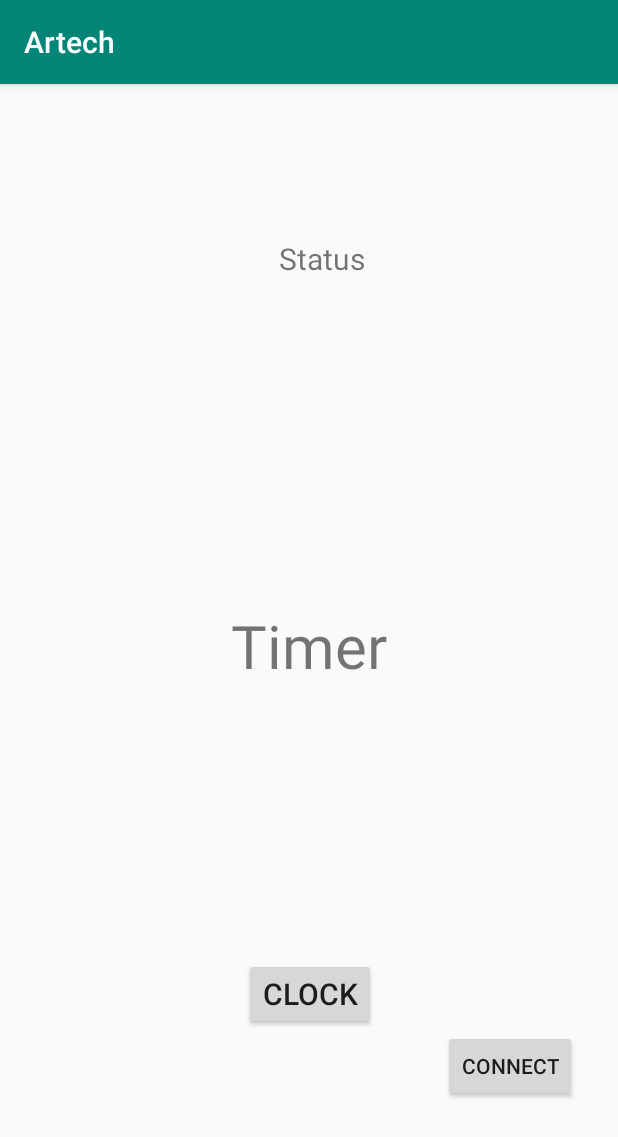
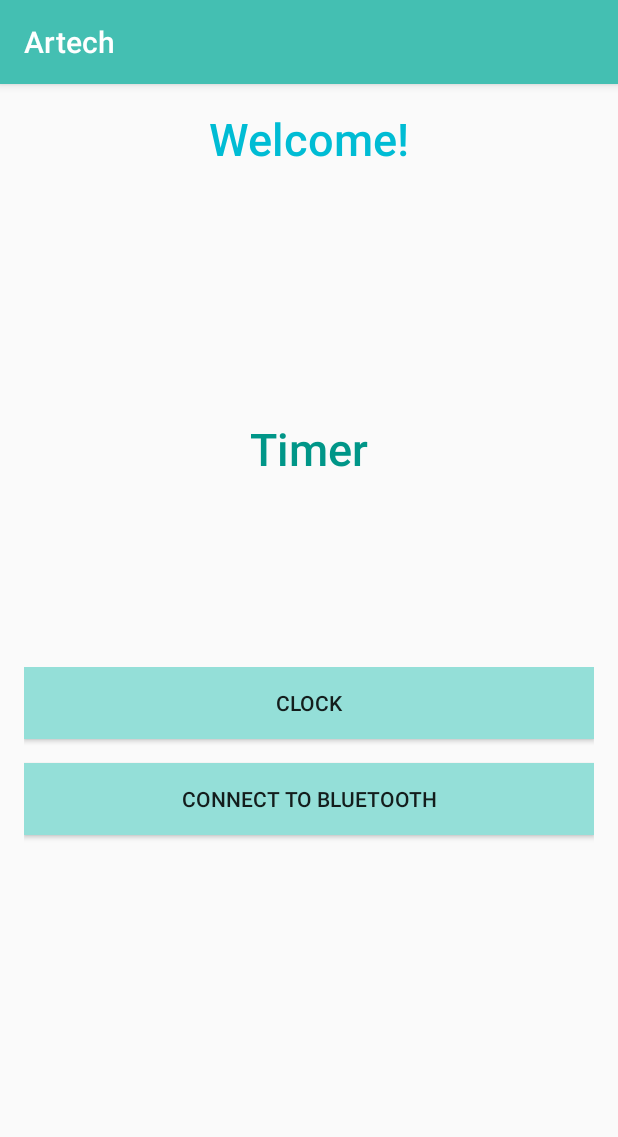
Before and after one commit to caja1694/Artech, an Android app: the screen it shows after launch (MainActivity), on a phone screen of 412 x 824 dp. Shown: the top 1137 px of the screen. Run offline under Robolectric (Android 15) with nearby library versions, the phone set to English and light mode, and no system bars; our stand-ins replace Firebase (no records; nobody signed in at launch, a user with empty details on screens opened directly).

Commit message:
editMainActivityLayoutv1

```diff
--- a/app/build.gradle
+++ b/app/build.gradle
@@ -23,7 +23,7 @@ dependencies {
     implementation fileTree(dir: 'libs', include: ['*.jar'])
     implementation "com.android.support:support-compat:28.0.0"
     implementation 'androidx.appcompat:appcompat:1.0.0-beta01'
-    implementation 'androidx.constraintlayout:constraintlayout:1.1.2'
+    implementation 'androidx.constraintlayout:constraintlayout:2.0.0-beta2'
     implementation 'com.google.firebase:firebase-database:19.1.0'
     implementation 'com.google.firebase:firebase-messaging:20.0.0'
     testImplementation 'junit:junit:4.12'
--- a/app/src/main/res/layout/activity_main.xml
+++ b/app/src/main/res/layout/activity_main.xml
@@ -1,71 +1,103 @@
 <?xml version="1.0" encoding="utf-8"?>
-<androidx.constraintlayout.widget.ConstraintLayout xmlns:android="http://schemas.android.com/apk/res/android"
+<LinearLayout xmlns:android="http://schemas.android.com/apk/res/android"
     xmlns:app="http://schemas.android.com/apk/res-auto"
     xmlns:tools="http://schemas.android.com/tools"
+    android:orientation="vertical"
     android:layout_width="match_parent"
     android:layout_height="match_parent"
-    tools:context=".MainActivity">
+    android:paddingLeft="16dp"
+    android:paddingTop="16dp"
+    android:paddingRight="16dp"
+    android:paddingBottom="16dp">
+
+
+    <LinearLayout
+        android:layout_width="match_parent"
+        android:layout_height="wrap_content"
+        android:orientation="vertical"
+        android:layout_weight="0.25">
+
+        <TextView
+            android:id="@+id/welcome"
+            android:layout_width="match_parent"
+            android:layout_height="wrap_content"
+            android:fontFamily="sans-serif-medium"
+            android:text="@string/welcome"
+            android:textAlignment="center"
+            android:textColor="#00BCD4"
+            android:textSize="30sp" />
 
         <TextView
             android:id="@+id/status"
-        android:layout_width="wrap_content"
+            android:layout_width="match_parent"
             android:layout_height="wrap_content"
-        android:layout_marginStart="185dp"
-        android:layout_marginTop="98dp"
-        android:layout_marginEnd="168dp"
-        android:layout_marginBottom="213dp"
-        android:gravity="center"
-        android:text="Status"
-        android:textSize="20dp"
-        app:layout_constraintBottom_toTopOf="@+id/countdownTimer"
-        app:layout_constraintEnd_toEndOf="parent"
-        app:layout_constraintStart_toStartOf="parent"
-        app:layout_constraintTop_toTopOf="parent" />
+            android:fontFamily="sans-serif-medium"
+            android:text=""
+            android:textAlignment="center"
+            android:textColor="#009688"
+            android:textSize="30sp" />
+
+
+    </LinearLayout>
+    <LinearLayout
+        android:layout_width="match_parent"
+        android:layout_height="wrap_content"
+        android:orientation="horizontal"
+        android:layout_weight="0.25">
 
         <TextView
             android:id="@+id/countdownTimer"
-        android:layout_width="wrap_content"
+            android:layout_width="match_parent"
             android:layout_height="wrap_content"
-        android:layout_marginStart="153dp"
-        android:layout_marginTop="338dp"
-        android:layout_marginEnd="154dp"
-        android:layout_marginBottom="172dp"
-        android:gravity="center"
-        android:text="Timer"
-        android:textSize="40dp"
-        app:layout_constraintBottom_toTopOf="@+id/clock_in_button"
-        app:layout_constraintEnd_toEndOf="parent"
-        app:layout_constraintStart_toStartOf="parent"
-        app:layout_constraintTop_toTopOf="parent" />
+            android:fontFamily="sans-serif-medium"
+            android:text="@string/Timer"
+            android:textAlignment="center"
+            android:textColor="#009688"
+            android:textSize="30sp" />
+
+
+
+
+
+    </LinearLayout>
+
+    <LinearLayout
+        android:layout_width="match_parent"
+        android:layout_height="wrap_content"
+        android:orientation="vertical"
+        android:layout_weight="0.25">
 
         <Button
             android:id="@+id/clock_in_button"
-        android:layout_width="wrap_content"
+            android:layout_width="match_parent"
             android:layout_height="wrap_content"
-        android:layout_marginStart="162dp"
-        android:layout_marginTop="564dp"
-        android:layout_marginEnd="161dp"
-        android:layout_marginBottom="119dp"
+            android:background="#94DFD8"
             android:text="@string/clock"
-        android:textSize="20dp"
-        app:layout_constraintBottom_toBottomOf="parent"
             app:layout_constraintEnd_toEndOf="parent"
-        app:layout_constraintStart_toStartOf="parent"
-        app:layout_constraintTop_toTopOf="parent" />
+            app:layout_constraintStart_toStartOf="parent" />
 
         <Button
             android:id="@+id/connect_button"
-        android:layout_width="wrap_content"
+            android:layout_width="match_parent"
             android:layout_height="wrap_content"
-        android:layout_marginStart="295dp"
-        android:layout_marginTop="612dp"
-        android:layout_marginEnd="27dp"
-        android:layout_marginBottom="71dp"
-        android:text="Connect"
-        app:layout_constraintBottom_toBottomOf="parent"
+            android:background="#94DFD8"
+            android:text="@string/connect"
+            android:layout_marginTop="16dp"
             app:layout_constraintEnd_toEndOf="parent"
             app:layout_constraintStart_toStartOf="parent"
-        app:layout_constraintTop_toTopOf="parent" />
+            app:layout_constraintTop_toButtomOf="@+id/clock_in_button"/>
+
+    </LinearLayout>
+
+    <LinearLayout
+        android:layout_width="match_parent"
+        android:layout_height="wrap_content"
+        android:orientation="horizontal"
+        android:layout_weight="0.25">
 
 
-</androidx.constraintlayout.widget.ConstraintLayout>
+
+    </LinearLayout>
+
+
+    </LinearLayout>
--- a/app/src/main/res/values/colors.xml
+++ b/app/src/main/res/values/colors.xml
@@ -1,6 +1,6 @@
 <?xml version="1.0" encoding="utf-8"?>
 <resources>
-    <color name="colorPrimary">#008577</color>
+    <color name="colorPrimary">#44BFB2</color>
     <color name="colorPrimaryDark">#00574B</color>
     <color name="colorAccent">#D81B60</color>
 </resources>
--- a/app/src/main/res/values/strings.xml
+++ b/app/src/main/res/values/strings.xml
@@ -1,4 +1,7 @@
 <resources>
     <string name="app_name">Artech</string>
     <string name="clock">Clock</string>
+    <string name="welcome">Welcome!</string>
+    <string name="Timer">Timer</string>
+    <string name="connect">Connect to Bluetooth</string>
 </resources>
```
Lines whose indentation alone changed are shown as unchanged.
